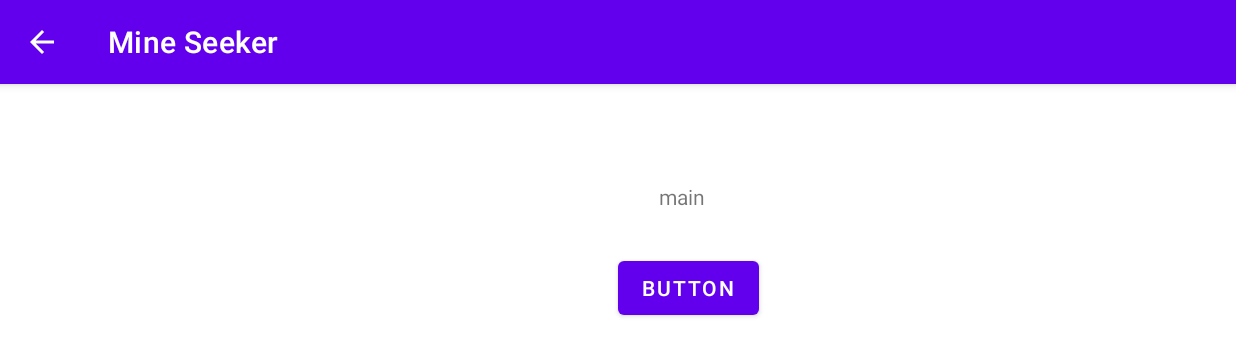
After one commit to kevinchen2002/CMPT276-Assignment-3, an Android app: the MainMenuActivity screen opened directly, with no data from a screen before it, on a phone screen of 824 x 412 dp (held sideways). The commit adds this screen. Shown: the top 356 px of the screen. Run offline under Robolectric (Android 15) with nearby library versions, the light colour scheme and no system bars.

Commit message:
Add buttons.
Buttons navigate between the three activity layers.

```diff
--- /dev/null
+++ b/app/src/main/java/cmpt276/as3/mineseeker/MainMenuActivity.java
@@ -0,0 +1,31 @@
+package cmpt276.as3.mineseeker;
+
+import android.content.Context;
+import android.content.Intent;
+import android.os.Bundle;
+import android.widget.Button;
+
+import androidx.appcompat.app.AppCompatActivity;
+
+public class MainMenuActivity extends AppCompatActivity {
+
+    @Override
+    protected void onCreate(Bundle savedInstanceState) {
+        super.onCreate(savedInstanceState);
+        setContentView(R.layout.main_menu_activity);
+
+        continueToGameButton();
+    }
+
+    void continueToGameButton() {
+        Button btn = findViewById(R.id.main_to_game_btn);
+        btn.setOnClickListener(v -> {
+            Intent launchGame = GameActivity.makeIntent(MainMenuActivity.this);
+            startActivity(launchGame);
+        });
+    }
+
+    public static Intent makeIntent(Context context) {
+        return new Intent(context, MainMenuActivity.class);
+    }
+}
--- a/app/src/main/res/layout/main_menu_activity.xml
+++ b/app/src/main/res/layout/main_menu_activity.xml
@@ -1,6 +1,37 @@
 <?xml version="1.0" encoding="utf-8"?>
 <androidx.constraintlayout.widget.ConstraintLayout xmlns:android="http://schemas.android.com/apk/res/android"
+    xmlns:app="http://schemas.android.com/apk/res-auto"
+    xmlns:tools="http://schemas.android.com/tools"
     android:layout_width="match_parent"
     android:layout_height="match_parent">
 
+    <Button
+        android:id="@+id/main_to_game_btn"
+        android:layout_width="wrap_content"
+        android:layout_height="wrap_content"
+        android:layout_marginStart="319dp"
+        android:layout_marginEnd="318dp"
+        android:layout_marginBottom="91dp"
+        android:text="Button"
+        app:layout_constraintBottom_toBottomOf="parent"
+        app:layout_constraintEnd_toEndOf="parent"
+        app:layout_constraintHorizontal_bias="1.0"
+        app:layout_constraintStart_toStartOf="parent"
+        app:layout_constraintTop_toTopOf="parent"
+        app:layout_constraintVertical_bias="0.518" />
+
+    <TextView
+        android:id="@+id/textView"
+        android:layout_width="wrap_content"
+        android:layout_height="wrap_content"
+        android:layout_marginStart="32dp"
+        android:layout_marginTop="32dp"
+        android:layout_marginEnd="339dp"
+        android:text="main"
+        app:layout_constraintBottom_toTopOf="@+id/main_to_game_btn"
+        app:layout_constraintEnd_toEndOf="parent"
+        app:layout_constraintHorizontal_bias="0.966"
+        app:layout_constraintStart_toStartOf="parent"
+        app:layout_constraintTop_toTopOf="parent"
+        app:layout_constraintVertical_bias="0.544" />
 </androidx.constraintlayout.widget.ConstraintLayout>
```
Also changed, not shown: app/src/main/AndroidManifest.xml (+10 -0 lines), app/src/main/java/cmpt276/as3/mineseeker/GameActivity.java (added, +20 -0 lines), app/src/main/java/cmpt276/as3/mineseeker/WelcomeActivity.java (+4 -3 lines), app/src/main/res/layout/game_activity.xml (+15 -0 lines).
